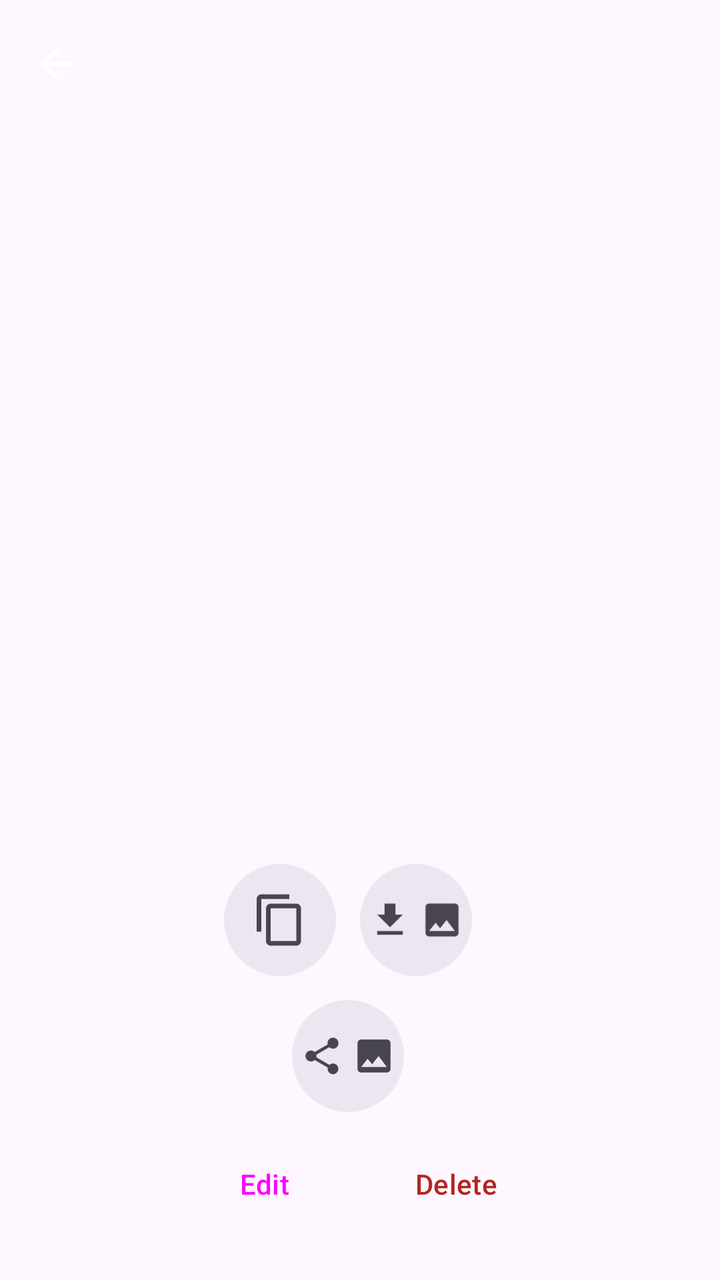
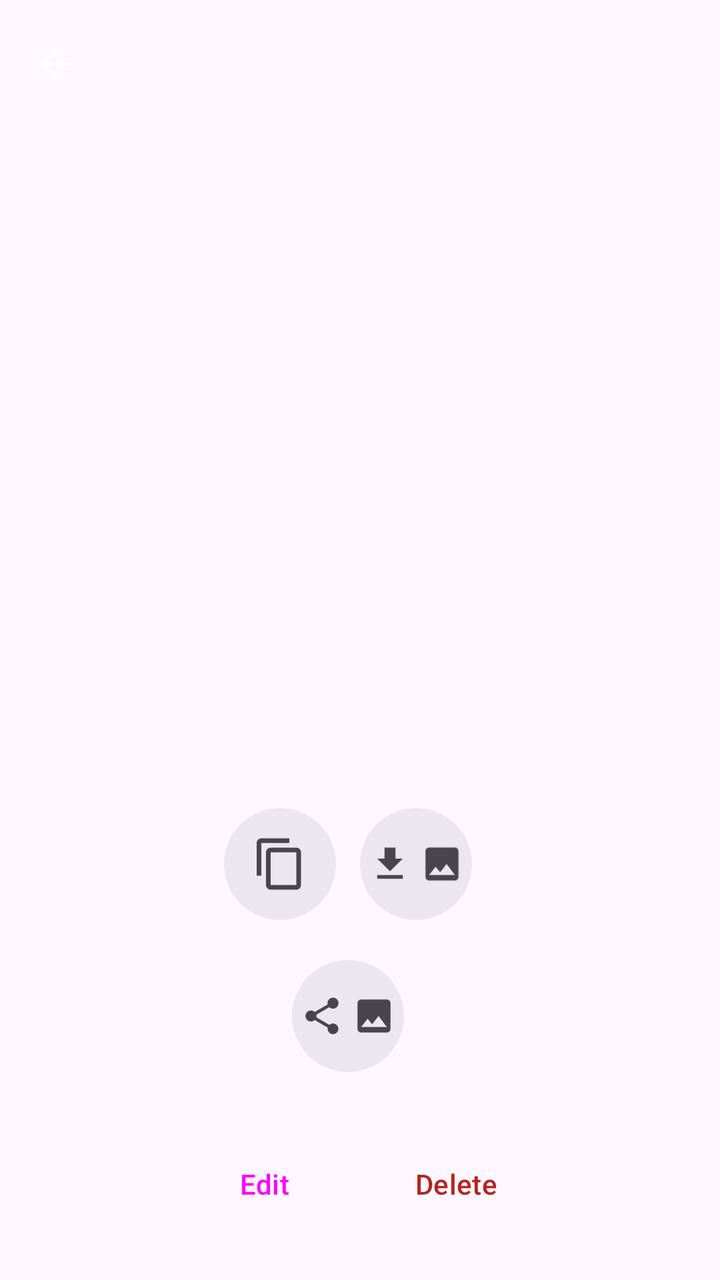

Screens rendered from an Android XML layout before and after an edit, with the pre-edit source and the edit as a unified diff.
<!-- AndroidManifest.xml: application theme Theme.QRCards -->
<!-- res/layout/activity_card_detail.xml -->
<?xml version="1.0" encoding="utf-8"?>
<LinearLayout xmlns:android="http://schemas.android.com/apk/res/android"
    xmlns:app="http://schemas.android.com/apk/res-auto"
    android:layout_width="match_parent"
    android:layout_height="match_parent"
    android:orientation="vertical">

    <com.google.android.material.appbar.MaterialToolbar
        android:id="@+id/toolbar"
        android:layout_width="match_parent"
        android:layout_height="?attr/actionBarSize"
        app:navigationIcon="@drawable/ic_arrow_back" />

    
    <FrameLayout
        android:id="@+id/qrFlipContainer"
        android:layout_width="match_parent"
        android:layout_height="0dp"
        android:layout_weight="1"
        android:clickable="true"
        android:focusable="true"
        android:contentDescription="@string/flip_to_data_desc">

        <ImageView
            android:id="@+id/qrImage"
            android:layout_width="match_parent"
            android:layout_height="match_parent"
            android:adjustViewBounds="true"
            android:contentDescription="@string/qr_code"
            android:padding="24dp"
            android:scaleType="fitCenter" />

        <LinearLayout
            android:id="@+id/qrDataView"
            android:layout_width="match_parent"
            android:layout_height="match_parent"
            android:gravity="center_horizontal"
            android:orientation="vertical"
            android:padding="24dp"
            android:visibility="gone">

            <TextView
                android:layout_width="wrap_content"
                android:layout_height="wrap_content"
                android:text="@string/show_details_title"
                android:textAppearance="?attr/textAppearanceTitleMedium" />

            <ScrollView
                android:id="@+id/dataScroll"
                android:layout_width="match_parent"
                android:layout_height="0dp"
                android:layout_weight="1"
                android:layout_marginTop="12dp">

                <LinearLayout
                    android:id="@+id/dataRows"
                    android:layout_width="match_parent"
                    android:layout_height="wrap_content"
                    android:orientation="vertical" />
            </ScrollView>
            
        </LinearLayout>
    </FrameLayout>

    
    <LinearLayout
        android:id="@+id/actionRowTop"
        android:layout_width="match_parent"
        android:layout_height="wrap_content"
        android:gravity="center"
        android:orientation="horizontal"
        android:paddingTop="16dp">

        <FrameLayout
            android:id="@+id/copyPayloadButton"
            android:layout_width="56dp"
            android:layout_height="56dp"
            android:layout_marginEnd="12dp"
            android:background="@drawable/bg_oval_button"
            android:clickable="true"
            android:focusable="true"
            android:contentDescription="@string/copy"
            android:tooltipText="@string/copy">

            <ImageView
                android:layout_width="28dp"
                android:layout_height="28dp"
                android:layout_gravity="center"
                android:contentDescription="@null"
                android:src="@drawable/ic_copy"
                app:tint="?attr/colorOnSurfaceVariant" />
        </FrameLayout>

        <FrameLayout
            android:id="@+id/exportSvgButton"
            android:layout_width="56dp"
            android:layout_height="56dp"
            android:layout_marginEnd="12dp"
            android:background="@drawable/bg_oval_button"
            android:clickable="true"
            android:focusable="true"
            android:contentDescription="@string/export_svg"
            android:tooltipText="@string/export_svg">

            <LinearLayout
                android:layout_width="wrap_content"
                android:layout_height="wrap_content"
                android:layout_gravity="center"
                android:orientation="horizontal">

                <ImageView
                    android:layout_width="22dp"
                    android:layout_height="22dp"
                    android:layout_marginEnd="4dp"
                    android:contentDescription="@null"
                    android:src="@drawable/ic_download"
                    app:tint="?attr/colorOnSurfaceVariant" />

                <ImageView
                    android:layout_width="22dp"
                    android:layout_height="22dp"
                    android:contentDescription="@null"
                    android:src="@drawable/ic_image"
                    app:tint="?attr/colorOnSurfaceVariant" />
            </LinearLayout>
        </FrameLayout>

        <FrameLayout
            android:id="@+id/saveVcardButton"
            android:layout_width="56dp"
            android:layout_height="56dp"
            android:background="@drawable/bg_oval_button"
            android:clickable="true"
            android:focusable="true"
            android:contentDescription="@string/save_vcf"
            android:tooltipText="@string/save_vcf"
            android:visibility="gone">

            <LinearLayout
                android:layout_width="wrap_content"
                android:layout_height="wrap_content"
                android:layout_gravity="center"
                android:orientation="horizontal">

                <ImageView
                    android:layout_width="22dp"
                    android:layout_height="22dp"
                    android:layout_marginEnd="4dp"
                    android:contentDescription="@null"
                    android:src="@drawable/ic_download"
                    app:tint="?attr/colorOnSurfaceVariant" />

                <ImageView
                    android:layout_width="22dp"
                    android:layout_height="22dp"
                    android:contentDescription="@null"
                    android:src="@drawable/ic_type_contact"
                    app:tint="?attr/colorOnSurfaceVariant" />
            </LinearLayout>
        </FrameLayout>
    </LinearLayout>

    <LinearLayout
        android:id="@+id/actionRowMiddle"
        android:layout_width="match_parent"
        android:layout_height="wrap_content"
        android:gravity="center"
        android:orientation="horizontal"
        android:paddingTop="12dp">

        <FrameLayout
            android:id="@+id/sharePngButton"
            android:layout_width="56dp"
            android:layout_height="56dp"
            android:layout_marginEnd="12dp"
            android:background="@drawable/bg_oval_button"
            android:clickable="true"
            android:focusable="true"
            android:contentDescription="@string/share_png"
            android:tooltipText="@string/share_png">

            <LinearLayout
                android:layout_width="wrap_content"
                android:layout_height="wrap_content"
                android:layout_gravity="center"
                android:orientation="horizontal">

                <ImageView
                    android:layout_width="22dp"
                    android:layout_height="22dp"
                    android:layout_marginEnd="4dp"
                    android:contentDescription="@null"
                    android:src="@drawable/ic_share"
                    app:tint="?attr/colorOnSurfaceVariant" />

                <ImageView
                    android:layout_width="22dp"
                    android:layout_height="22dp"
                    android:contentDescription="@null"
                    android:src="@drawable/ic_image"
                    app:tint="?attr/colorOnSurfaceVariant" />
            </LinearLayout>
        </FrameLayout>

        <FrameLayout
            android:id="@+id/shareVcardButton"
            android:layout_width="56dp"
            android:layout_height="56dp"
            android:background="@drawable/bg_oval_button"
            android:clickable="true"
            android:focusable="true"
            android:contentDescription="@string/share_vcard"
            android:tooltipText="@string/share_vcard"
            android:visibility="gone">

            <LinearLayout
                android:layout_width="wrap_content"
                android:layout_height="wrap_content"
                android:layout_gravity="center"
                android:orientation="horizontal">

                <ImageView
                    android:layout_width="22dp"
                    android:layout_height="22dp"
                    android:layout_marginEnd="4dp"
                    android:contentDescription="@null"
                    android:src="@drawable/ic_share"
                    app:tint="?attr/colorOnSurfaceVariant" />

                <ImageView
                    android:layout_width="22dp"
                    android:layout_height="22dp"
                    android:contentDescription="@null"
                    android:src="@drawable/ic_type_contact"
                    app:tint="?attr/colorOnSurfaceVariant" />
            </LinearLayout>
        </FrameLayout>
    </LinearLayout>

    
    <LinearLayout
        android:layout_width="match_parent"
        android:layout_height="wrap_content"
        android:gravity="center"
        android:orientation="horizontal"
        android:paddingBottom="24dp"
        android:paddingTop="12dp">

        <Button
            android:id="@+id/editButton"
            android:layout_width="wrap_content"
            android:layout_height="wrap_content"
            android:layout_marginEnd="8dp"
            android:text="@string/edit"
            style="@style/Widget.Material3.Button.OutlinedButton" />

        <Button
            android:id="@+id/deleteButton"
            android:layout_width="wrap_content"
            android:layout_height="wrap_content"
            android:text="@string/delete"
            android:textColor="?attr/colorError"
            style="@style/Widget.Material3.Button.TextButton" />
    </LinearLayout>
</LinearLayout>
<!-- resources referenced by this layout -->
<resources>
  <!-- drawable bg_oval_button (drawable) -->
  <?xml version="1.0" encoding="utf-8"?>
  <ripple xmlns:android="http://schemas.android.com/apk/res/android"
      android:color="?attr/colorControlHighlight">
      <item android:id="@android:id/mask">
          <shape android:shape="rectangle">
              <corners android:radius="28dp" />
              <solid android:color="@android:color/white" />
          </shape>
      </item>
      <item>
          <shape android:shape="rectangle">
              <corners android:radius="28dp" />
              <solid android:color="?attr/colorSurfaceContainerHigh" />
          </shape>
      </item>
  </ripple>
  <!-- drawable ic_arrow_back (drawable) -->
  <vector xmlns:android="http://schemas.android.com/apk/res/android"
      android:width="24dp" android:height="24dp"
      android:viewportWidth="24" android:viewportHeight="24">
      <path
          android:fillColor="@android:color/white"
          android:pathData="M20,11H7.83l5.59,-5.59L12,4l-8,8 8,8 1.41,-1.41L7.83,13H20v-2z" />
  </vector>
  <!-- drawable ic_copy (drawable) -->
  <vector xmlns:android="http://schemas.android.com/apk/res/android" android:width="24dp" android:height="24dp" android:viewportWidth="24" android:viewportHeight="24">
  <path android:fillColor="@android:color/white" android:pathData="M16,1L4,1c-1.1,0 -2,0.9 -2,2v14h2L4,3h12L16,1zM19,5L8,5c-1.1,0 -2,0.9 -2,2v14c0,1.1 0.9,2 2,2h11c1.1,0 2,-0.9 2,-2L21,7c0,-1.1 -0.9,-2 -2,-2zM19,21L8,21L8,7h11v14z"/>
  </vector>
  <!-- drawable ic_download (drawable) -->
  <vector xmlns:android="http://schemas.android.com/apk/res/android" android:width="24dp" android:height="24dp" android:viewportWidth="24" android:viewportHeight="24">
  <path android:fillColor="@android:color/white" android:pathData="M19,9h-4L15,3L9,3v6L5,9l7,7 7,-7zM5,18v2h14v-2L5,18z"/>
  </vector>
  <!-- drawable ic_image (drawable) -->
  <vector xmlns:android="http://schemas.android.com/apk/res/android" android:width="24dp" android:height="24dp" android:viewportWidth="24" android:viewportHeight="24">
  <path android:fillColor="@android:color/white" android:pathData="M21,19L21,5c0,-1.1 -0.9,-2 -2,-2L5,3c-1.1,0 -2,0.9 -2,2v14c0,1.1 0.9,2 2,2h14c1.1,0 2,-0.9 2,-2zM8.5,13.5l2.5,3.01L14.5,12l4.5,6L5,18l3.5,-4.5z"/>
  </vector>
  <!-- drawable ic_share (drawable) -->
  <vector xmlns:android="http://schemas.android.com/apk/res/android" android:width="24dp" android:height="24dp" android:viewportWidth="24" android:viewportHeight="24">
  <path android:fillColor="@android:color/white" android:pathData="M18,16.08c-0.76,0 -1.44,0.3 -1.96,0.77L8.91,12.7c0.05,-0.23 0.09,-0.46 0.09,-0.7s-0.04,-0.47 -0.09,-0.7l7.05,-4.11c0.54,0.5 1.25,0.81 2.04,0.81 1.66,0 3,-1.34 3,-3s-1.34,-3 -3,-3 -3,1.34 -3,3c0,0.24 0.04,0.47 0.09,0.7L8.04,9.81C7.5,9.31 6.79,9 6,9c-1.66,0 -3,1.34 -3,3s1.34,3 3,3c0.79,0 1.5,-0.31 2.04,-0.81l7.12,4.16c-0.05,0.21 -0.08,0.43 -0.08,0.65 0,1.61 1.31,2.92 2.92,2.92 1.61,0 2.92,-1.31 2.92,-2.92s-1.31,-2.92 -2.92,-2.92z"/>
  </vector>
  <!-- drawable ic_type_contact (drawable) -->
  <vector xmlns:android="http://schemas.android.com/apk/res/android" android:width="24dp" android:height="24dp" android:viewportWidth="24" android:viewportHeight="24">
  <path android:fillColor="@android:color/white" android:pathData="M12,12c2.21,0 4,-1.79 4,-4s-1.79,-4 -4,-4 -4,1.79 -4,4 1.79,4 4,4zM12,14c-2.67,0 -8,1.34 -8,4v2h16v-2c0,-2.66 -5.33,-4 -8,-4z"/>
  </vector>
  <string name="copy">Copy</string>
  <string name="delete">Delete</string>
  <string name="edit">Edit</string>
  <string name="export_svg">Export SVG</string>
  <string name="flip_to_data_desc">Show the encoded data behind this code</string>
  <string name="qr_code">QR code</string>
  <string name="save_vcf">Save .vcf</string>
  <string name="share_png">Share PNG</string>
  <string name="share_vcard">Share vCard</string>
  <string name="show_details_title">Card details</string>
  <style name="Theme.QRCards" parent="Theme.Material3.DayNight.NoActionBar" />
</resources>

<!-- the commit's change to res/layout/activity_card_detail.xml (unified diff, before → after) -->
@@ -69,7 +69,7 @@
         android:layout_height="wrap_content"
         android:gravity="center"
         android:orientation="horizontal"
-        android:paddingTop="16dp">
+        android:paddingTop="24dp">
 
         <FrameLayout
             android:id="@+id/copyPayloadButton"
@@ -166,7 +166,7 @@
         android:layout_height="wrap_content"
         android:gravity="center"
         android:orientation="horizontal"
-        android:paddingTop="12dp">
+        android:paddingTop="20dp">
 
         <FrameLayout
             android:id="@+id/sharePngButton"
@@ -244,7 +244,7 @@
         android:gravity="center"
         android:orientation="horizontal"
         android:paddingBottom="24dp"
-        android:paddingTop="12dp">
+        android:paddingTop="32dp">
 
         <Button
             android:id="@+id/editButton"
